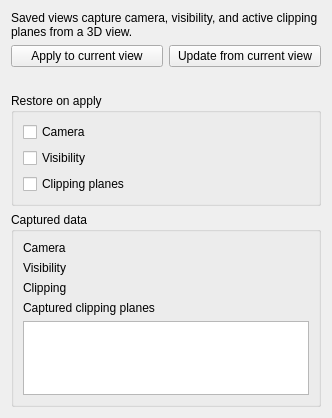
Above: src/Gui/TaskSavedView.ui from tritao/FreeCAD before the change. Below: the same form after it.
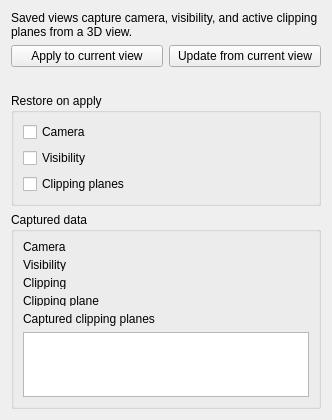
That is the form after the change.

Commit message: Gui: polish saved view task panel

```diff
--- a/src/Gui/TaskSavedView.ui
+++ b/src/Gui/TaskSavedView.ui
@@ -132,6 +132,20 @@
           </property>
          </widget>
         </item>
+        <item row="3" column="0">
+         <widget class="QLabel" name="singleClippingPlaneLabel">
+          <property name="text">
+           <string>Clipping plane</string>
+          </property>
+         </widget>
+        </item>
+        <item row="3" column="1">
+         <widget class="QLabel" name="singleClippingPlaneValue">
+          <property name="text">
+           <string/>
+          </property>
+         </widget>
+        </item>
        </layout>
       </item>
       <item>
```
Left out of the diff: 2 changed lines with no effect on the pictures. The commit also changes 1 other file.
